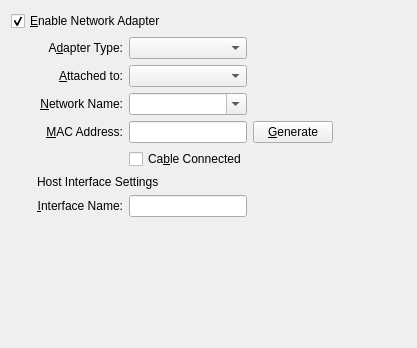
Above: src/VBox/Frontends/VirtualBox/ui/VBoxVMSettingsNetwork.ui from scgtrp/vbox-haiku before the change. Below: the same form after it.
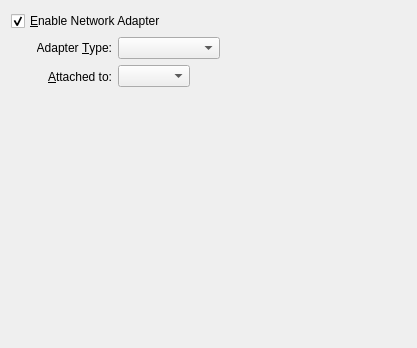
That is the form after the change. Custom widgets are drawn as their Qt base class.

Commit message: kBuild 2275 -> 2320:  * qt4.kmk, qt3.kmk: Fixed PATH_SDK_QT[4|3]_LIB detection (used wrong keyword and ending up with 32-bit libs on 64-bit hosts).  * footer.kmk:       No need to apply defpath to 2_OBJS wholesale fashion, the handler(s) will do this. Fixes #86.  * *WATCOM*.kmk:     Fixed RC commands.

```diff
--- a/src/VBox/Frontends/VirtualBox/ui/VBoxVMSettingsNetwork.ui
+++ b/src/VBox/Frontends/VirtualBox/ui/VBoxVMSettingsNetwork.ui
@@ -74,18 +74,18 @@
       <item row="0" column="0" >
        <widget class="QLabel" name="mLbAType" >
         <property name="text" >
-         <string>A&amp;dapter Type:</string>
+         <string>Adapter &amp;Type:</string>
         </property>
         <property name="alignment" >
          <set>Qt::AlignRight|Qt::AlignTrailing|Qt::AlignVCenter</set>
         </property>
         <property name="buddy" >
-         <cstring>mCbAType</cstring>
+         <cstring>mCbAdapterType</cstring>
         </property>
        </widget>
       </item>
-      <item row="0" column="1" >
-       <widget class="QComboBox" name="mCbAType" >
+      <item row="0" column="1" colspan="2" >
+       <widget class="QComboBox" name="mCbAdapterType" >
         <property name="whatsThis" >
          <string>Selects the type of the virtual network adapter. Depending on this value, VirtualBox will provide different network hardware to the virtual machine.</string>
         </property>
@@ -100,160 +100,55 @@
          <set>Qt::AlignRight|Qt::AlignTrailing|Qt::AlignVCenter</set>
         </property>
         <property name="buddy" >
-         <cstring>mCbNAType</cstring>
+         <cstring>mCbAttachmentType</cstring>
         </property>
        </widget>
       </item>
       <item row="1" column="1" >
-       <widget class="QComboBox" name="mCbNAType" >
+       <widget class="QComboBox" name="mCbAttachmentType" >
         <property name="whatsThis" >
          <string>Controls the way how this virtual adapter is attached to the real network of the Host OS.</string>
         </property>
        </widget>
       </item>
-      <item row="2" column="0" >
-       <widget class="QLabel" name="mLbNetwork" >
-        <property name="text" >
-         <string>&amp;Network Name:</string>
-        </property>
-        <property name="alignment" >
-         <set>Qt::AlignRight|Qt::AlignTrailing|Qt::AlignVCenter</set>
-        </property>
-        <property name="buddy" >
-         <cstring>mCbNetwork</cstring>
-        </property>
-       </widget>
-      </item>
-      <item row="2" column="1" >
-       <widget class="QComboBox" name="mCbNetwork" >
+      <item row="1" column="2" >
+       <widget class="QToolButton" name="mTbDetails" >
         <property name="whatsThis" >
-         <string>Displays the name of the internal network selected for this adapter.</string>
+         <string>Open extended settings dialog for current attachment type.</string>
         </property>
-        <property name="editable" >
+        <property name="autoRaise" >
          <bool>true</bool>
         </property>
        </widget>
       </item>
-      <item row="3" column="0" >
-       <widget class="QLabel" name="mLbMAC" >
-        <property name="text" >
-         <string>&amp;MAC Address:</string>
-        </property>
+      <item row="2" column="1" colspan="3" >
+       <widget class="QLabel" name="mLbInfo" >
         <property name="alignment" >
-         <set>Qt::AlignRight|Qt::AlignTrailing|Qt::AlignVCenter</set>
+         <set>Qt::AlignLeft|Qt::AlignTop</set>
         </property>
-        <property name="buddy" >
-         <cstring>mLeMAC</cstring>
+        <property name="wordWrap" >
+         <bool>true</bool>
         </property>
        </widget>
       </item>
-      <item row="3" column="1" >
-       <widget class="QLineEdit" name="mLeMAC" >
-        <property name="sizePolicy" >
-         <sizepolicy vsizetype="Fixed" hsizetype="Preferred" >
-          <horstretch>0</horstretch>
-          <verstretch>0</verstretch>
-         </sizepolicy>
+      <item rowspan="2" row="0" column="3" >
+       <spacer>
+        <property name="orientation" >
+         <enum>Qt::Horizontal</enum>
         </property>
-        <property name="whatsThis" >
-         <string>Displays the MAC address of this adapter. It contains exactly 12 characters chosen from {0-9,A-F}. Note that the second character must be an even digit.</string>
+        <property name="sizeHint" >
+         <size>
+          <width>0</width>
+          <height>0</height>
+         </size>
         </property>
-       </widget>
-      </item>
-      <item row="3" column="2" >
-       <widget class="QPushButton" name="mPbMAC" >
-        <property name="whatsThis" >
-         <string>Generates a new random MAC address.</string>
-        </property>
-        <property name="text" >
-         <string>&amp;Generate</string>
-        </property>
-       </widget>
-      </item>
-      <item row="4" column="1" >
-       <widget class="QCheckBox" name="mCbCable" >
-        <property name="whatsThis" >
-         <string>Indicates whether the virtual network cable is plugged in on machine startup or not.</string>
-        </property>
-        <property name="text" >
-         <string>Ca&amp;ble Connected</string>
-        </property>
-       </widget>
-      </item>
-      <item row="5" column="0" colspan="3" >
-       <widget class="QILabelSeparator" name="mGbTap" >
-        <property name="text" >
-         <string>Host Interface Settings</string>
-        </property>
-        <property name="buddy" >
-         <cstring>mLeInterface_x11</cstring>
-        </property>
-       </widget>
-      </item>
-      <item row="6" column="0" >
-       <widget class="QLabel" name="mLbInterface_x11" >
-        <property name="text" >
-         <string>&amp;Interface Name:</string>
-        </property>
-        <property name="alignment" >
-         <set>Qt::AlignRight|Qt::AlignTrailing|Qt::AlignVCenter</set>
-        </property>
-        <property name="buddy" >
-         <cstring>mLeInterface_x11</cstring>
-        </property>
-       </widget>
-      </item>
-      <item row="6" column="1" >
-       <widget class="QLineEdit" name="mLeInterface_x11" >
-        <property name="sizePolicy" >
-         <sizepolicy vsizetype="Fixed" hsizetype="Preferred" >
-          <horstretch>0</horstretch>
-          <verstretch>0</verstretch>
-         </sizepolicy>
-        </property>
-        <property name="whatsThis" >
-         <string>Displays the TAP interface name.</string>
-        </property>
-       </widget>
+       </spacer>
       </item>
      </layout>
     </widget>
    </item>
-   <item row="1" column="2" >
-    <spacer>
-     <property name="orientation" >
-      <enum>Qt::Horizontal</enum>
-     </property>
-     <property name="sizeHint" >
-      <size>
-       <width>40</width>
-       <height>20</height>
-      </size>
-     </property>
-    </spacer>
-   </item>
-   <item row="2" column="1" >
-    <spacer>
-     <property name="orientation" >
-      <enum>Qt::Vertical</enum>
-     </property>
-     <property name="sizeHint" >
-      <size>
-       <width>20</width>
-       <height>40</height>
-      </size>
-     </property>
-    </spacer>
-   </item>
   </layout>
  </widget>
- <customwidgets>
-  <customwidget>
-   <class>QILabelSeparator</class>
-   <extends>QLabel</extends>
-   <header>QILabelSeparator.h</header>
-  </customwidget>
- </customwidgets>
  <resources/>
  <connections>
   <connection>
```
The commit also changes 878 other files.
